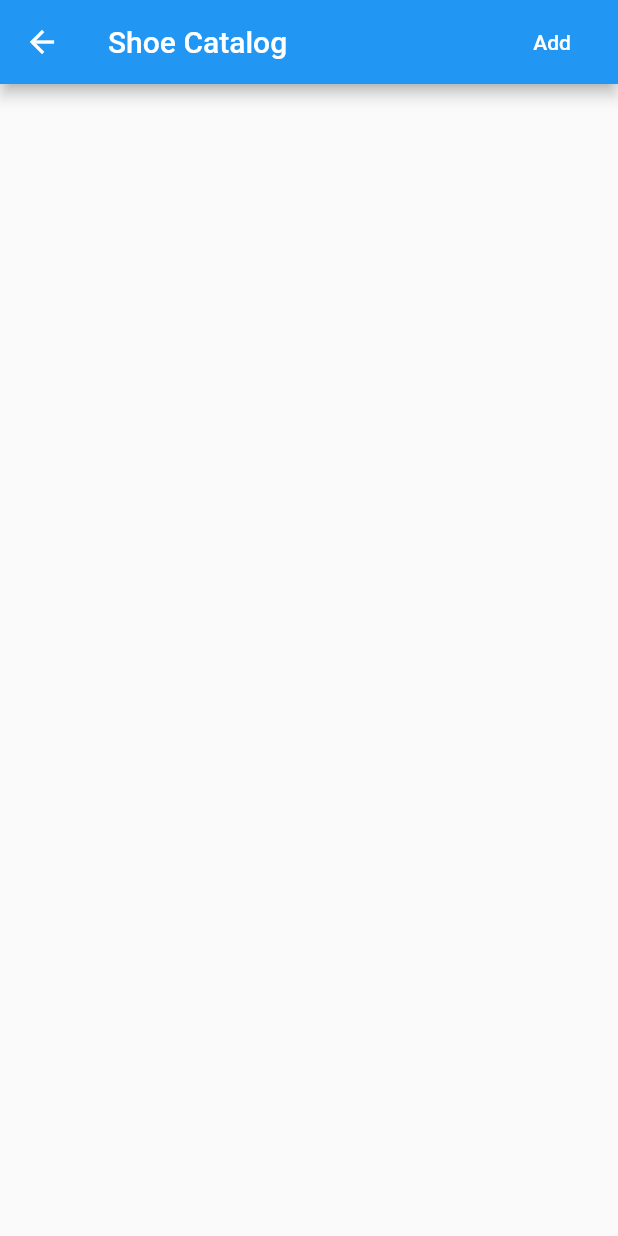
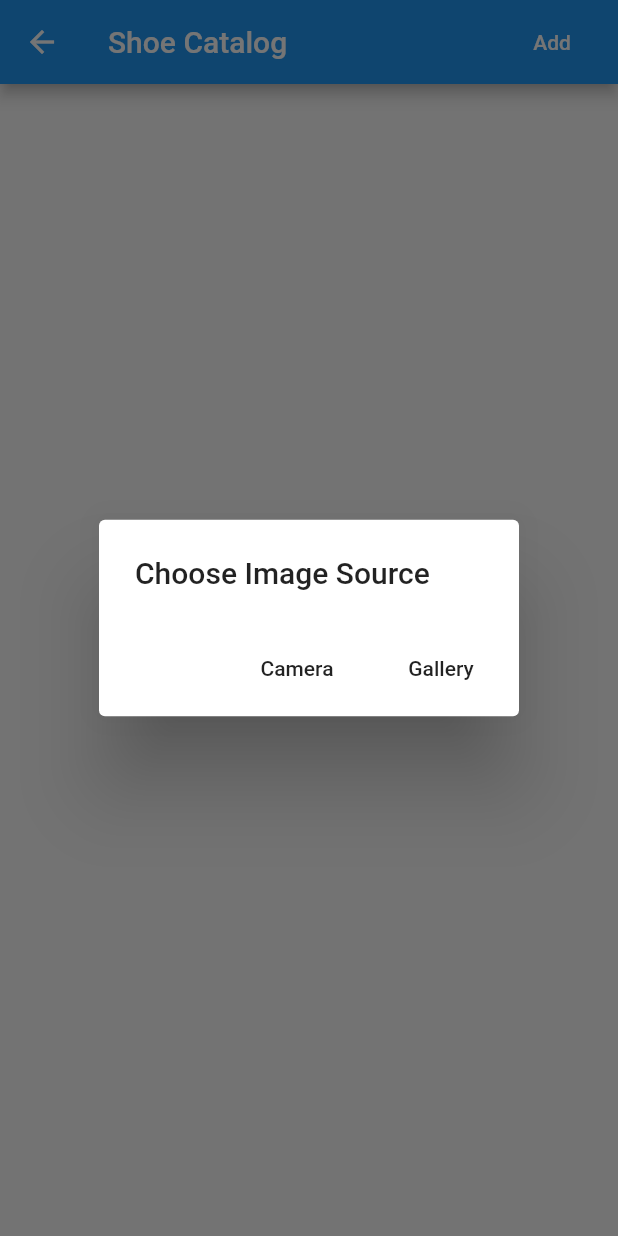
Before and after one commit to jmhwang7/shoe-randomizer, a Flutter app: the CatalogScreen screen opened directly, after a tap on "Add", on a phone screen of 412 x 824 dp. Run offline on Flutter 3.47's test engine with Material 2 defaults, Android fonts, the phone set to English and light mode, and no system bars; our stand-ins replace image_picker.

Commit message:
Add image_picker dependency. Open alert dialog when user taps plus button. Show either gallery or camera depending on what the user taps in alert dialog.

```diff
--- a/lib/catalog_screen.dart
+++ b/lib/catalog_screen.dart
@@ -1,4 +1,34 @@
 import 'package:flutter/material.dart';
+import 'package:image_picker/image_picker.dart';
+
+_getImage(ImageSource source, BuildContext context) async {
+  await ImagePicker.pickImage(source: source);
+}
+
+_showImagePickerChoices(BuildContext context) async {
+  return showDialog<void>(
+    context: context,
+    builder: (BuildContext context) {
+      return AlertDialog(
+        title: Text('Choose Image Source'),
+        actions: <Widget>[
+          FlatButton(
+            child: Text('Camera'),
+            onPressed: () {
+              _getImage(ImageSource.camera, context);
+            },
+          ),
+          FlatButton(
+            child: Text('Gallery'),
+            onPressed: () {
+              _getImage(ImageSource.gallery, context);
+            },
+          ),
+        ],
+      );
+    },
+  );
+}
 
 class CatalogScreen extends StatelessWidget {
   @override
@@ -10,7 +40,9 @@ class CatalogScreen extends StatelessWidget {
           FlatButton(
             child: Text('Add'),
             textColor: Colors.white,
-            onPressed: () {},
+            onPressed: () {
+              _showImagePickerChoices(context);
+            },
           )
         ],
       ),
--- a/pubspec.yaml
+++ b/pubspec.yaml
@@ -8,6 +8,7 @@ environment:
 dependencies:
   flutter:
     sdk: flutter
+  image_picker: ^0.6.0+4
 
 dev_dependencies:
   flutter_test:
```
Also changed, not shown: pubspec.lock, 4 other files.
